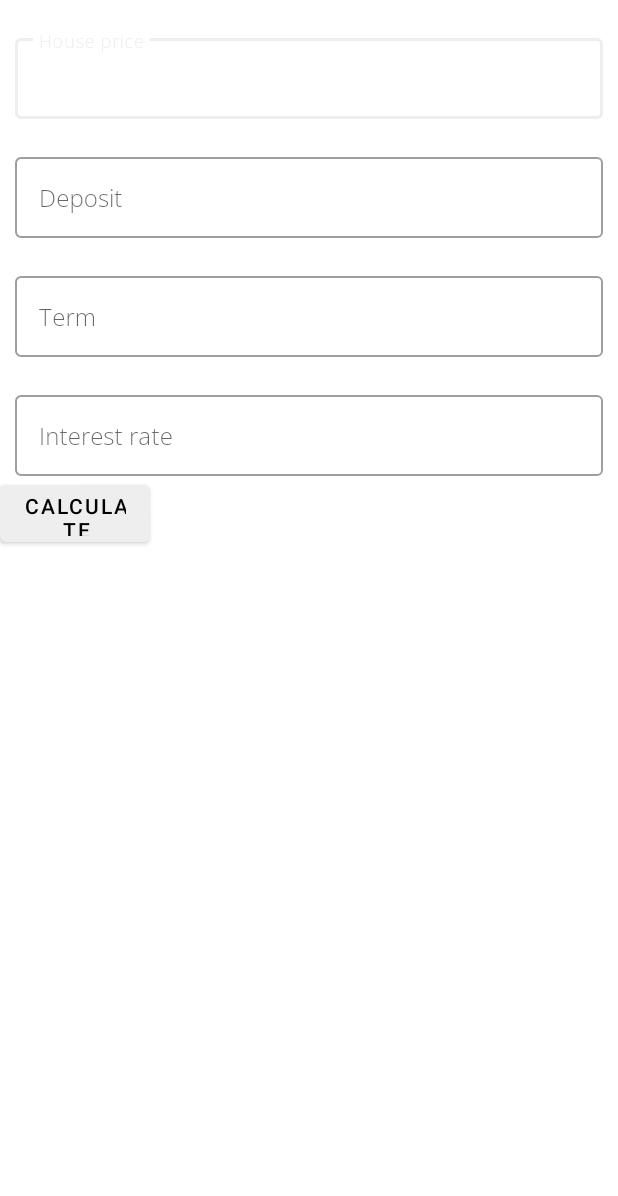
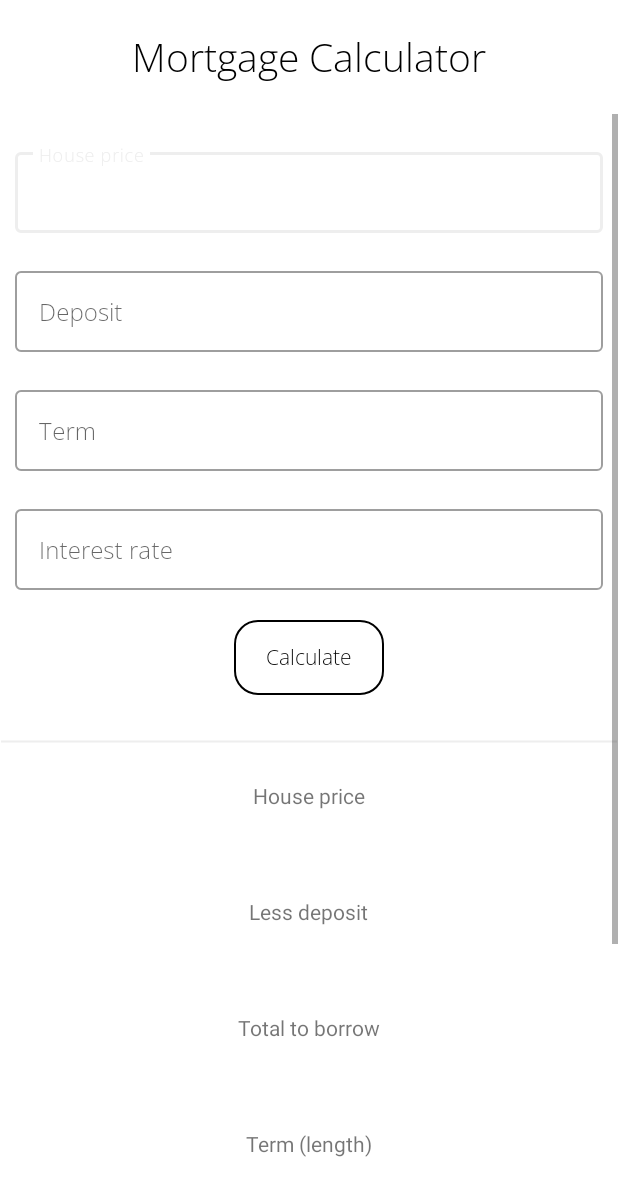
Before and after one commit to btcwojak/calculat, an Android app: the MortgageCalculator screen opened directly, with no data from a screen before it, on a phone screen of 412 x 824 dp. Shown: the top 1196 px of the screen. Run offline under Robolectric (Android 15) with nearby library versions, the light colour scheme and no system bars.

Commit message:
Finished mortgage calculator

```diff
--- a/app/src/main/java/com/spudg/kalk/MortgageCalculator.kt
+++ b/app/src/main/java/com/spudg/kalk/MortgageCalculator.kt
@@ -2,9 +2,9 @@ package com.spudg.kalk
 
 import androidx.appcompat.app.AppCompatActivity
 import android.os.Bundle
-import android.util.Log
-import com.spudg.kalk.databinding.ActivityMainBinding
 import com.spudg.kalk.databinding.ActivityMortgageCalculatorBinding
+import java.text.DecimalFormat
+import java.text.NumberFormat
 
 class MortgageCalculator : AppCompatActivity() {
 
@@ -16,36 +16,71 @@ class MortgageCalculator : AppCompatActivity() {
         val view = bindingMortCalc.root
         setContentView(view)
 
+        val gbpFormatter: NumberFormat = DecimalFormat("£#,##0.00")
+        val percentFormatter: NumberFormat = DecimalFormat("#,##0.00%")
+
         bindingMortCalc.btnCalculate.setOnClickListener {
 
-            var housePrice = bindingMortCalc.etHousePrice.text.toString().toLong()
-            var deposit = bindingMortCalc.etDeposit.text.toString().toLong()
-            var term = bindingMortCalc.etTerm.text.toString().toLong()
-            var interestRate = bindingMortCalc.etInterest.text.toString().toLong()
+            val housePrice = bindingMortCalc.etHousePrice.text.toString().toFloat()
+            val deposit = bindingMortCalc.etDeposit.text.toString().toFloat()
+            val term = bindingMortCalc.etTerm.text.toString().toFloat()
+            val interestRate = bindingMortCalc.etInterest.text.toString().toFloat()/100
 
-            var borrowing = housePrice - deposit
+            val borrowing = housePrice - deposit
 
-            bindingMortCalc.housePrice.text = "House price - £$housePrice"
-            bindingMortCalc.deposit.text = "Deposit - £$deposit"
-            bindingMortCalc.totalBorrowing.text = "Borrowing - £$borrowing"
-            bindingMortCalc.interestRate.text = "Interest rate - $interestRate%"
-            bindingMortCalc.term.text = "Length - $term years"
+            bindingMortCalc.housePrice.text = gbpFormatter.format(housePrice)
+            bindingMortCalc.deposit.text = gbpFormatter.format(deposit)
+            bindingMortCalc.totalBorrowing.text = gbpFormatter.format(borrowing)
+            bindingMortCalc.interestRate.text = percentFormatter.format(interestRate)
+            bindingMortCalc.term.text = "${term.toInt()} years"
 
-            val annualInterest = borrowing * (interestRate/100F)
-            Log.e("testAnnualInterest",annualInterest.toString())
-            Log.e("testBorrowing",borrowing.toString())
-            Log.e("testInterestRate",(interestRate/100F).toString())
+            var runningTotalInterest = 0F
+            var osBalance = borrowing
 
-            val totalInterest = annualInterest * term
+            while(osBalance > 0) {
+                runningTotalInterest += (osBalance * interestRate)
+                osBalance -= (borrowing / term)
+            }
+
+            val totalInterest = runningTotalInterest
 
             val totalToRepay = borrowing + totalInterest
             val monthlyToRepay = totalToRepay / (term*12)
 
-            bindingMortCalc.totalInterest.text = "Total interest - £$totalInterest"
-            bindingMortCalc.monthlyRepayment.text = "Monthly repayment - £$monthlyToRepay"
+            bindingMortCalc.totalInterest.text = gbpFormatter.format(totalInterest)
+            bindingMortCalc.monthlyRepayment.text = gbpFormatter.format(monthlyToRepay)
 
 
         }
 
     }
+
+    fun currencyInputFilter(string: String, MAX_BEFORE_POINT: Int, MAX_DECIMAL: Int): String {
+        var str = string
+        if (str[0] == '.') str = "0$str"
+        val max = str.length
+        var rFinal = ""
+        var after = false
+        var i = 0
+        var up = 0
+        var decimal = 0
+        var t: Char
+        while (i < max) {
+            t = str[i]
+            if (t != '.' && !after) {
+                up++
+                if (up > MAX_BEFORE_POINT) return rFinal
+            } else if (t == '.') {
+                after = true
+            } else {
+                decimal++
+                if (decimal > MAX_DECIMAL) return rFinal
+            }
+            rFinal += t
+            i++
+        }
+        return rFinal
+    }
+
+
 }
--- /dev/null
+++ b/app/src/main/res/drawable/divider.xml
@@ -0,0 +1,9 @@
+<?xml version="1.0" encoding="utf-8"?>
+<shape xmlns:android="http://schemas.android.com/apk/res/android"
+    android:shape="line">
+
+    <stroke
+        android:width="1dp"
+        android:color="@color/colorPrimary" />
+
+</shape>
--- a/app/src/main/res/layout/activity_mortgage_calculator.xml
+++ b/app/src/main/res/layout/activity_mortgage_calculator.xml
@@ -6,6 +6,28 @@
     android:layout_width="match_parent"
     android:layout_height="match_parent"
     tools:context=".MortgageCalculator">
+
+    <TextView
+        android:layout_width="match_parent"
+        android:layout_weight="0"
+        android:layout_height="wrap_content"
+        android:layout_marginTop="20dp"
+        android:layout_marginBottom="20dp"
+        android:textColor="@android:color/black"
+        android:fontFamily="@font/open_sans_light"
+        android:text="Mortgage Calculator"
+        android:textSize="26sp"
+        android:gravity="center" />
+
+    <ScrollView
+        android:layout_width="match_parent"
+        android:layout_height="0dp"
+        android:layout_weight="1">
+
+        <LinearLayout
+            android:orientation="vertical"
+            android:layout_width="match_parent"
+            android:layout_height="match_parent">
 
     <com.google.android.material.textfield.TextInputLayout
         android:id="@+id/etLayoutHousePrice"
@@ -22,7 +44,9 @@
             android:layout_height="match_parent"
             android:fontFamily="@font/open_sans_light"
             android:hint="House price"
-            android:inputType="text" />
+            android:maxLength="10"
+            android:maxLines="1"
+            android:inputType="numberDecimal" />
 
     </com.google.android.material.textfield.TextInputLayout>
 
@@ -41,7 +65,9 @@
             android:layout_height="match_parent"
             android:fontFamily="@font/open_sans_light"
             android:hint="Deposit"
-            android:inputType="text" />
+            android:maxLength="10"
+            android:maxLines="1"
+            android:inputType="numberDecimal" />
 
     </com.google.android.material.textfield.TextInputLayout>
 
@@ -60,7 +86,9 @@
             android:layout_height="match_parent"
             android:fontFamily="@font/open_sans_light"
             android:hint="Term"
-            android:inputType="text" />
+            android:maxLength="5"
+            android:maxLines="1"
+            android:inputType="number" />
 
     </com.google.android.material.textfield.TextInputLayout>
 
@@ -79,64 +107,140 @@
             android:layout_height="match_parent"
             android:fontFamily="@font/open_sans_light"
             android:hint="Interest rate"
-            android:inputType="text" />
+            android:maxLength="5"
+            android:maxLines="1"
+            android:inputType="numberDecimal" />
 
     </com.google.android.material.textfield.TextInputLayout>
 
-    <Button
+    <TextView
         android:id="@+id/btnCalculate"
         android:layout_width="100dp"
         android:layout_height="50dp"
         android:text="Calculate"
-        android:textColor="@android:color/black" />
+        android:layout_gravity="center"
+        android:layout_marginTop="20dp"
+        android:layout_marginBottom="20dp"
+        android:fontFamily="@font/open_sans_light"
+        android:foreground="?attr/selectableItemBackground"
+        android:gravity="center"
+        android:textColor="@android:color/black"
+        android:background="@drawable/calculator_tile_background"/>
+
+        <ImageView
+            android:layout_width="match_parent"
+            android:layout_marginBottom="25dp"
+            android:layout_marginTop="10dp"
+            android:layout_height="2dp"
+            android:background="@drawable/divider" />
+
+
+                <TextView
+                    android:layout_width="wrap_content"
+                    android:layout_height="wrap_content"
+                    android:layout_gravity="center_horizontal"
+                    android:text="House price" />
 
                 <TextView
                     android:id="@+id/housePrice"
-        android:layout_width="match_parent"
-        android:layout_height="50dp"
+                    android:layout_width="wrap_content"
+                    android:layout_height="wrap_content"
                     android:textSize="24sp"
-        tools:text = "House price - £500,000" />
+                    android:layout_gravity="center_horizontal"
+                    tools:text = "£500,000" />
+
+            <TextView
+                android:layout_width="wrap_content"
+                android:layout_height="wrap_content"
+                android:layout_marginTop="25dp"
+                android:layout_gravity="center_horizontal"
+                android:text="Less deposit" />
 
             <TextView
                 android:id="@+id/deposit"
-        android:layout_width="match_parent"
-        android:layout_height="50dp"
+                android:layout_width="wrap_content"
+                android:layout_height="wrap_content"
                 android:textSize="24sp"
-        tools:text = "Less deposit - (£150,000)" />
+                android:layout_gravity="center_horizontal"
+                tools:text = "(£30,000)" />
+
+            <TextView
+                android:layout_width="wrap_content"
+                android:layout_height="wrap_content"
+                android:layout_marginTop="25dp"
+                android:layout_gravity="center_horizontal"
+                android:text="Total to borrow" />
 
             <TextView
                 android:id="@+id/totalBorrowing"
-        android:layout_width="match_parent"
-        android:layout_height="50dp"
+                android:layout_width="wrap_content"
+                android:layout_height="wrap_content"
                 android:textSize="24sp"
-        tools:text = "Total borrowing - £350,000" />
+                android:layout_gravity="center_horizontal"
+                tools:text = "£470,000" />
+
+            <TextView
+                android:layout_width="wrap_content"
+                android:layout_height="wrap_content"
+                android:layout_marginTop="25dp"
+                android:layout_gravity="center_horizontal"
+                android:text="Term (length)" />
 
             <TextView
                 android:id="@+id/term"
-        android:layout_width="match_parent"
-        android:layout_height="50dp"
-        android:textSize="20sp"
-        tools:text = "Length - 25 years" />
+                android:layout_width="wrap_content"
+                android:layout_height="wrap_content"
+                android:textSize="24sp"
+                android:layout_gravity="center_horizontal"
+                tools:text = "25 years" />
+
+            <TextView
+                android:layout_width="wrap_content"
+                android:layout_height="wrap_content"
+                android:layout_marginTop="25dp"
+                android:layout_gravity="center_horizontal"
+                android:text="Interest rate" />
 
             <TextView
                 android:id="@+id/interestRate"
-        android:layout_width="match_parent"
-        android:layout_height="50dp"
-        android:textSize="20sp"
-        tools:text = "Interest rate - 2.15%" />
+                android:layout_width="wrap_content"
+                android:layout_height="wrap_content"
+                android:textSize="24sp"
+                android:layout_gravity="center_horizontal"
+                tools:text = "2.15%" />
+
+            <TextView
+                android:layout_width="wrap_content"
+                android:layout_height="wrap_content"
+                android:layout_marginTop="25dp"
+                android:layout_gravity="center_horizontal"
+                android:text="Total interest to pay" />
 
             <TextView
                 android:id="@+id/totalInterest"
-        android:layout_width="match_parent"
-        android:layout_height="50dp"
+                android:layout_width="wrap_content"
+                android:layout_height="wrap_content"
                 android:textSize="24sp"
-        tools:text="Total interest - £57,000" />
+                android:layout_gravity="center_horizontal"
+                tools:text = "£57,928" />
+
+            <TextView
+                android:layout_width="wrap_content"
+                android:layout_height="wrap_content"
+                android:layout_marginTop="25dp"
+                android:layout_gravity="center_horizontal"
+                android:text="Monthly repayment" />
 
             <TextView
                 android:id="@+id/monthlyRepayment"
-        android:layout_width="match_parent"
-        android:layout_height="50dp"
+                android:layout_width="wrap_content"
+                android:layout_height="wrap_content"
                 android:textSize="24sp"
-        tools:text="Monthly payment - £789.22" />
+                android:layout_gravity="center_horizontal"
+                android:layout_marginBottom="50dp"
+                tools:text = "£1,128" />
 
         </LinearLayout>
+    </ScrollView>
+
+</LinearLayout>
```
Lines whose indentation alone changed are shown as unchanged.
